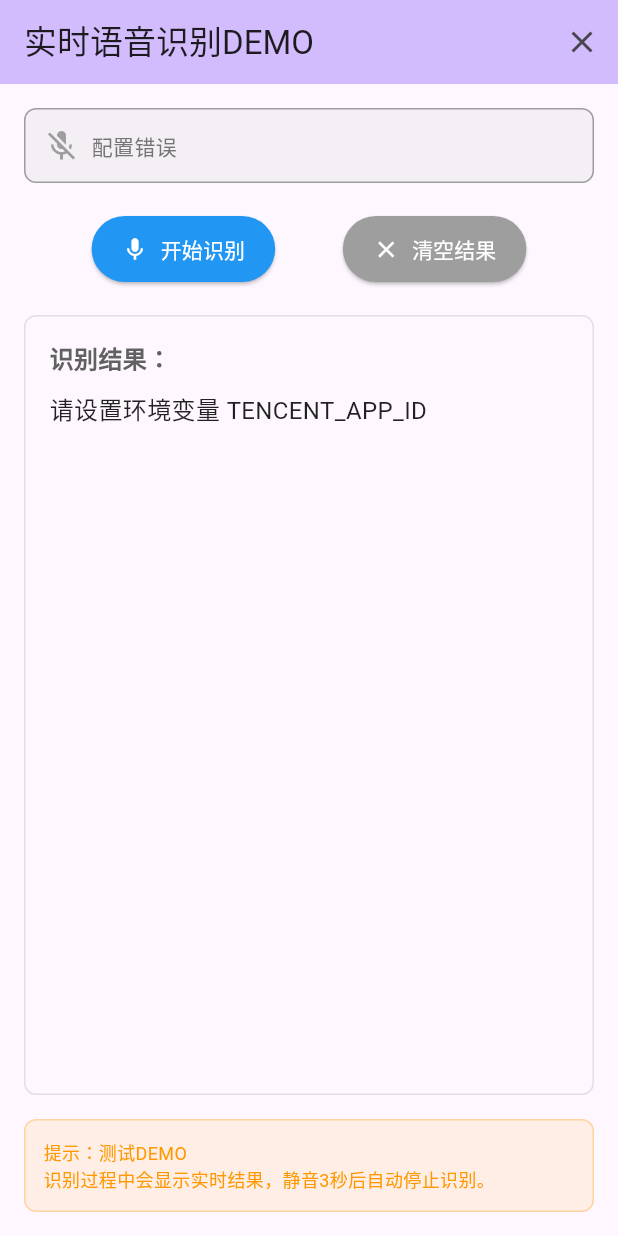
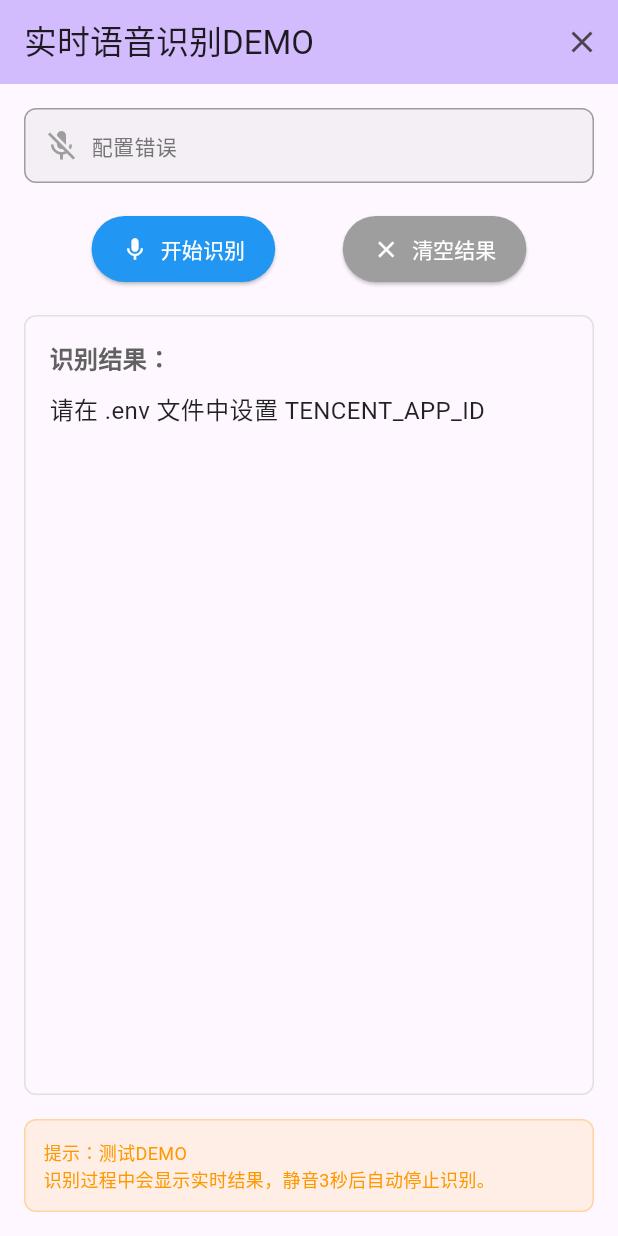
Before and after one commit to ZhiWenA/zhiwenx, a Flutter app: the screen it shows after launch, after a tap on "开始识别", on a phone screen of 412 x 824 dp. Run offline on Flutter 3.47's test engine with Material 3 defaults, Android fonts, the phone set to English and light mode, and no system bars; our stand-ins replace flutter_dotenv.

Commit message:
feat: 添加对环境变量的支持，使用 flutter_dotenv 加载 .env 文件中的配置

```diff
--- a/lib/main.dart
+++ b/lib/main.dart
@@ -1,7 +1,13 @@
 import 'package:flutter/material.dart';
+import 'package:flutter_dotenv/flutter_dotenv.dart';
 import 'speech_recognition_page.dart';
 
-void main() {
+void main() async {
+  WidgetsFlutterBinding.ensureInitialized();
+
+  // 加载 .env 文件
+  await dotenv.load(fileName: ".env");
+
   runApp(const MyApp());
 }
 
--- a/lib/tencent_cloud_config.dart
+++ b/lib/tencent_cloud_config.dart
@@ -1,21 +1,23 @@
 // 腾讯云语音识别配置文件
+import 'package:flutter_dotenv/flutter_dotenv.dart';
+
 class TencentCloudConfig {
   static int get appID {
-    final appIdStr = const String.fromEnvironment('TENCENT_APP_ID');
+    final appIdStr = dotenv.env['TENCENT_APP_ID'] ?? '';
     return appIdStr.isNotEmpty ? int.tryParse(appIdStr) ?? 0 : 0;
   }
 
   static int get projectID {
-    final projectIdStr = const String.fromEnvironment('TENCENT_PROJECT_ID', defaultValue: '0');
+    final projectIdStr = dotenv.env['TENCENT_PROJECT_ID'] ?? '0';
     return int.tryParse(projectIdStr) ?? 0;
   }
 
   static String get secretID {
-    return const String.fromEnvironment('TENCENT_SECRET_ID', defaultValue: '');
+    return dotenv.env['TENCENT_SECRET_ID'] ?? '';
   }
 
   static String get secretKey {
-    return const String.fromEnvironment('TENCENT_SECRET_KEY', defaultValue: '');
+    return dotenv.env['TENCENT_SECRET_KEY'] ?? '';
   }
 
   static bool get isConfigValid {
@@ -26,9 +28,9 @@ class TencentCloudConfig {
 
   // 获取配置错误信息
   static String get configErrorMessage {
-    if (appID == 0) return "请设置环境变量 TENCENT_APP_ID";
-    if (secretID.isEmpty) return "请设置环境变量 TENCENT_SECRET_ID";
-    if (secretKey.isEmpty) return "请设置环境变量 TENCENT_SECRET_KEY";
+    if (appID == 0) return "请在 .env 文件中设置 TENCENT_APP_ID";
+    if (secretID.isEmpty) return "请在 .env 文件中设置 TENCENT_SECRET_ID";
+    if (secretKey.isEmpty) return "请在 .env 文件中设置 TENCENT_SECRET_KEY";
     return "配置参数错误";
   }
 }
```
Also changed, not shown: pubspec.yaml (+5 -3 lines), pubspec.lock.
